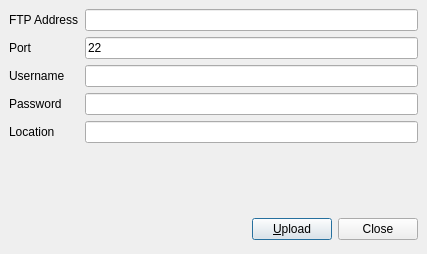
BackupTheBerlios/imagerocket-svn, file trunk/app/ftpdialog.ui: the form before one commit.
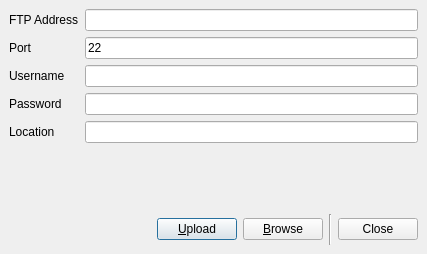
The form after the commit.

Diff of the .ui file:
```diff
--- a/trunk/app/ftpdialog.ui
+++ b/trunk/app/ftpdialog.ui
@@ -127,6 +127,20 @@
        </property>
       </widget>
      </item>
+     <item>
+      <widget class="QPushButton" name="btnBrowse" >
+       <property name="text" >
+        <string>&amp;Browse</string>
+       </property>
+      </widget>
+     </item>
+     <item>
+      <widget class="Line" name="line" >
+       <property name="orientation" >
+        <enum>Qt::Vertical</enum>
+       </property>
+      </widget>
+     </item>
      <item>
       <widget class="QPushButton" name="btnClose" >
        <property name="text" >
```
Left out of the diff: 1 changed line with no effect on the pictures.
